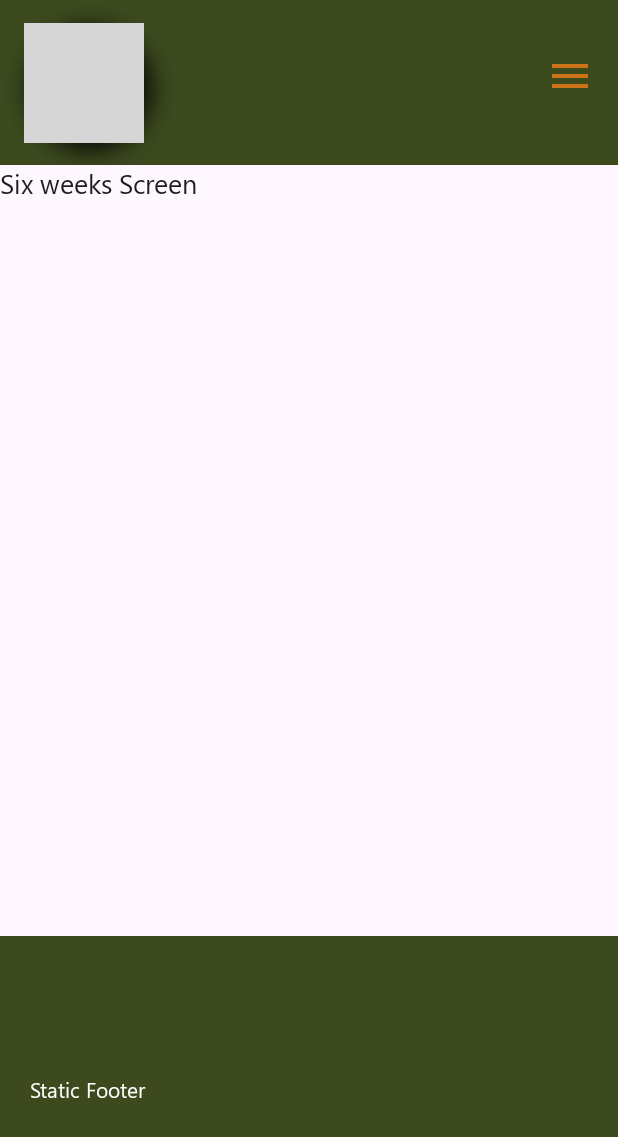
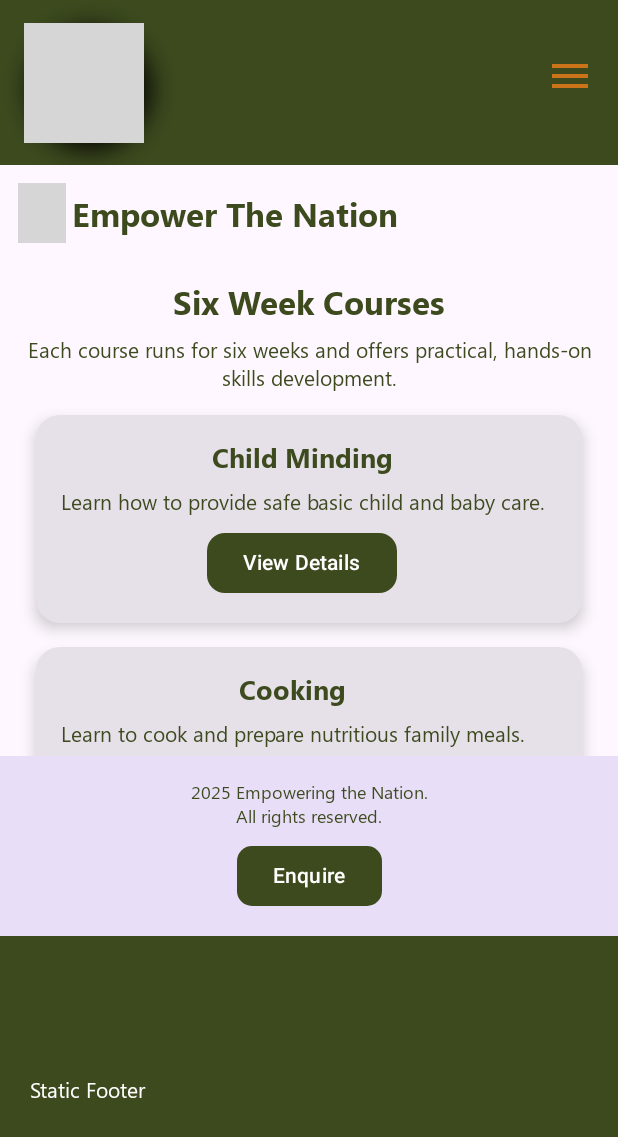
Before and after one commit to shuhad786/Empower_The_Nation_WIL, an Android app built with Jetpack Compose: the SixWeekCoursesPage screen opened through its navigation route, on a phone screen of 412 x 824 dp. Shown: the top 1137 px of the screen. Run offline under Robolectric (Android 15) with nearby library versions, the phone set to English and light mode, and no system bars; grey boxes are pictures that could not be loaded.

Commit message:
Six weeks preview testing on run

```diff
--- a/Android/app/src/main/java/com/example/empowerthenationmobile/MainActivity.kt
+++ b/Android/app/src/main/java/com/example/empowerthenationmobile/MainActivity.kt
@@ -60,7 +60,7 @@ import com.example.empowerthenationmobile.ui.contact.ContactScreen
 import com.example.empowerthenationmobile.ui.forms.FormScreen
 import com.example.empowerthenationmobile.ui.home.HomeScreen
 import com.example.empowerthenationmobile.ui.sixMonths.SixMonthScreen
-import com.example.empowerthenationmobile.ui.sixWeeks.SixWeekScreen
+import com.example.empowerthenationmobile.ui.sixWeeks.SixWeekCoursesPage
 import com.example.empowerthenationmobile.ui.theme.BrownAccent
 import com.example.empowerthenationmobile.ui.theme.EmpowerTheNationMobileTheme
 import com.example.empowerthenationmobile.ui.theme.OrangeText
@@ -224,7 +224,7 @@ fun EmpowerTheNationApp() {
         }
       )
     },
-    bottomBar = {
+    bottomBar = { // footer
       BottomAppBar(
         containerColor = MaterialTheme.colorScheme.primary, // GreenAccent background
         modifier = Modifier.height(200.dp)
@@ -237,6 +237,7 @@ fun EmpowerTheNationApp() {
         )
       }
     }
+
   ) { innerPadding ->
     NavHost(
       navController = navController,
@@ -246,7 +247,7 @@ fun EmpowerTheNationApp() {
       composable("home") { HomeScreen() }
       composable("about") { AboutScreen() }
       composable("sixMonths") { SixMonthScreen() }
-      composable("sixWeeks") { SixWeekScreen() }
+      composable("sixWeeks") { SixWeekCoursesPage() }
       composable("contact") { ContactScreen() }
       composable("forms") { FormScreen() }
     }
--- a/Android/app/src/main/java/com/example/empowerthenationmobile/ui/sixWeeks/Six-weeks.kt
+++ b/Android/app/src/main/java/com/example/empowerthenationmobile/ui/sixWeeks/Six-weeks.kt
@@ -1,9 +1,173 @@
 package com.example.empowerthenationmobile.ui.sixWeeks
 
+import androidx.compose.ui.tooling.preview.Preview
+import androidx.compose.foundation.Image
+import androidx.compose.foundation.layout.*
+import androidx.compose.foundation.lazy.LazyColumn
+import androidx.compose.foundation.lazy.items
+import androidx.compose.foundation.shape.RoundedCornerShape
+import androidx.compose.material3.*
 import androidx.compose.runtime.Composable
-import androidx.compose.material3.Text
+import androidx.compose.ui.Alignment
+import androidx.compose.ui.Modifier
+import androidx.compose.ui.res.painterResource
+import androidx.compose.ui.text.font.FontWeight
+import androidx.compose.ui.text.style.TextAlign
+import androidx.compose.ui.unit.dp
+import androidx.compose.ui.unit.sp
+import com.example.empowerthenationmobile.R
+
+data class Course(
+  val title: String,
+  val description: String
+)
 
 @Composable
-fun SixWeekScreen() {
-  Text("Six weeks Screen")
+fun SixWeekCoursesPage() {
+  val courses = listOf(
+    Course("Child Minding", "Learn how to provide safe basic child and baby care."),
+    Course("Cooking", "Learn to cook and prepare nutritious family meals."),
+    Course("Garden Maintenance", "Learn the basics of watering, planting, and pruning.")
+  )
+
+  Scaffold(
+    topBar = { TopNavBar() },
+    bottomBar = { FooterSection() }
+  ) { padding ->
+    Column(
+      modifier = Modifier
+        .padding(padding)
+        .fillMaxSize()
+        .padding(horizontal = 16.dp)
+    ) {
+      Spacer(modifier = Modifier.height(12.dp))
+
+      Text(
+        text = "Six Week Courses",
+        fontSize = 22.sp,
+        fontWeight = FontWeight.Bold,
+        color = MaterialTheme.colorScheme.primary,
+        modifier = Modifier.align(Alignment.CenterHorizontally)
+      )
+
+      Text(
+        text = "Each course runs for six weeks and offers practical, hands-on skills development.",
+        fontSize = 14.sp,
+        color = MaterialTheme.colorScheme.primary,
+        textAlign = TextAlign.Center,
+        modifier = Modifier
+          .fillMaxWidth()
+          .padding(vertical = 8.dp)
+      )
+
+      LazyColumn(
+        contentPadding = PaddingValues(vertical = 8.dp),
+        verticalArrangement = Arrangement.spacedBy(16.dp)
+      ) {
+        items(courses) { course ->
+          CourseCard(course)
+        }
+      }
+    }
+  }
 }
+
+@Composable
+fun CourseCard(course: Course) {
+  Card(
+    shape = RoundedCornerShape(16.dp),
+    elevation = CardDefaults.cardElevation(defaultElevation = 6.dp),
+    modifier = Modifier
+      .fillMaxWidth()
+      .padding(horizontal = 8.dp)
+  ) {
+    Column(
+      horizontalAlignment = Alignment.CenterHorizontally,
+      modifier = Modifier.padding(16.dp)
+    ) {
+      Text(
+        text = course.title,
+        fontSize = 18.sp,
+        fontWeight = FontWeight.Bold,
+        color = MaterialTheme.colorScheme.primary
+      )
+
+      Text(
+        text = course.description,
+        fontSize = 14.sp,
+        color = MaterialTheme.colorScheme.primary,
+        textAlign = TextAlign.Center,
+        modifier = Modifier.padding(vertical = 8.dp)
+      )
+
+      Button(
+        onClick = { /* Navigate to details page */ },
+        shape = RoundedCornerShape(12.dp)
+      ) {
+        Text("View Details")
+      }
+    }
+  }
+}
+
+@OptIn(ExperimentalMaterial3Api::class)
+@Composable
+fun TopNavBar() {
+  TopAppBar(
+    title = {
+      Text(
+        "Empower The Nation",
+        fontWeight = FontWeight.Bold,
+        color = MaterialTheme.colorScheme.primary
+      )
+    },
+    navigationIcon = {
+      Image(
+        painter = painterResource(id = R.drawable.ic_logo), // logo ref
+        contentDescription = "Logo",
+        modifier = Modifier
+          .size(40.dp)
+          .padding(start = 8.dp)
+      )
+    }
+  )
+}
+
+@Composable
+fun FooterSection() {
+  Surface(
+    color = MaterialTheme.colorScheme.secondaryContainer,
+    tonalElevation = 4.dp
+  ) {
+    Column(
+      modifier = Modifier
+        .fillMaxWidth()
+        .padding(16.dp),
+      horizontalAlignment = Alignment.CenterHorizontally
+    ) {
+      Text(
+        text = "2025 Empowering the Nation.\nAll rights reserved.",
+        fontSize = 12.sp,
+        color = MaterialTheme.colorScheme.primary,
+        textAlign = TextAlign.Center
+      )
+
+      Spacer(modifier = Modifier.height(8.dp))
+
+      Button(
+        onClick = { /* Enquire action */ },
+        shape = RoundedCornerShape(10.dp)
+      ) {
+        Text("Enquire")
+      }
+    }
+  }
+}
+
+@Preview(showBackground = true, showSystemUi = true)
+@Composable
+fun SixWeekCoursesPreview() {
+  MaterialTheme {
+    SixWeekCoursesPage()
+  }
+}
```
